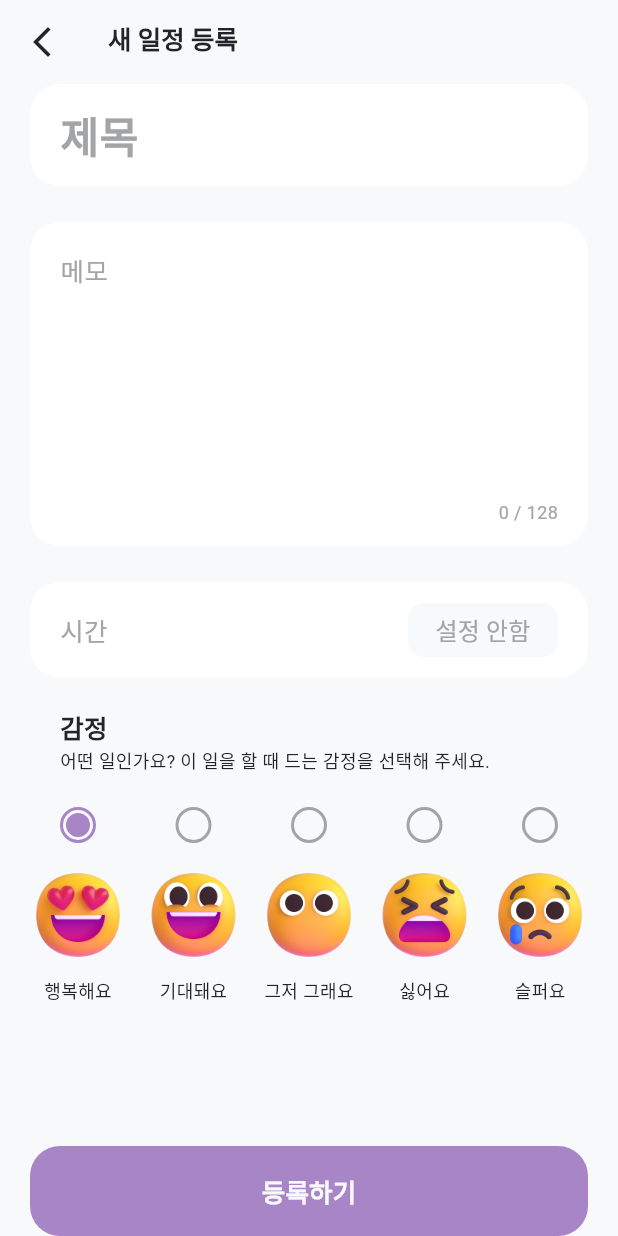
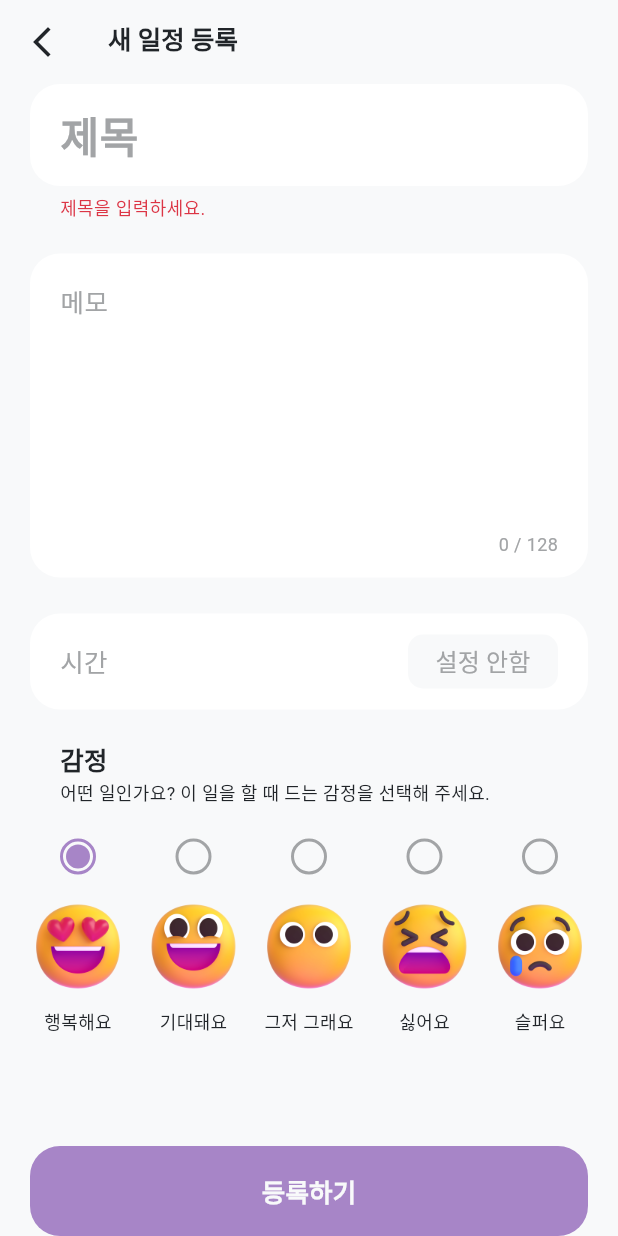
Before and after one commit to wonhj12/chagok, a Flutter app: the TodoAddView screen opened by its route, after a tap on "등록하기", on a phone screen of 412 x 824 dp. Run offline on Flutter 3.47's test engine with Material 3 defaults, Android fonts, the phone set to English and light mode, and no system bars; our stand-ins replace dotted_line, flutter_dotenv, flutter_svg, go_router, google_sign_in, supabase_flutter and 1 more; missing offline and left inert: day_night_time_picker, kakao_flutter_sdk; accounts and stored records are empty; Roboto replaces fonts that are missing (Pretendard); project files that could hold a hidden picture were left out.

Commit message:
feat: 제목 validator 추가 - TextFormField -> TextField 변경

```diff
--- a/lib/view_models/todo_add_view_model.dart
+++ b/lib/view_models/todo_add_view_model.dart
@@ -16,6 +16,8 @@ class TodoAddViewModel with ChangeNotifier {
   /// 페이지 로딩 상태
   bool isLoading = false;
 
+  String? titleErrorText;
+
   /// AppBar 타이틀 텍스트
   String titleText() => todoModel.selectedTodo == null ? '새 일정 등록' : '일정 확인';
 
@@ -30,8 +32,14 @@ class TodoAddViewModel with ChangeNotifier {
     }
   }
 
-  /// 텍스트 수정
-  void onChangedText() {
+  /// 제목 텍스트 수정
+  void onChangedTitleText() {
+    titleErrorText = null;
+    notifyListeners();
+  }
+
+  /// 메모 텍스트 수정
+  void onChangedMemoText() {
     notifyListeners();
   }
 
@@ -96,6 +104,9 @@ class TodoAddViewModel with ChangeNotifier {
 
   /// 일정 등록
   void onPressedAddBtn() async {
+    if (todoModel.title.text.trim().isNotEmpty) {
+      // 필수 항목(제목)이 모두 입력 됐으면 진행
+      titleErrorText = null;
       isLoading = true;
       notifyListeners();
 
@@ -157,5 +168,9 @@ class TodoAddViewModel with ChangeNotifier {
       notifyListeners();
 
       context.pop();
+    } else {
+      titleErrorText = '제목을 입력하세요.';
+      notifyListeners();
     }
   }
+}
--- a/lib/views/todo_add_view.dart
+++ b/lib/views/todo_add_view.dart
@@ -29,7 +29,7 @@ class TodoAddView extends StatelessWidget {
               borderRadius: BorderRadius.circular(20),
             ),
             child: Center(
-              child: TextFormField(
+              child: TextField(
                 controller: todoAddViewModel.todoModel.title,
                 style: Palette.title,
                 scrollPhysics: const NeverScrollableScrollPhysics(),
@@ -45,10 +45,20 @@ class TodoAddView extends StatelessWidget {
                 maxLength: 12,
                 keyboardType: TextInputType.text,
                 textInputAction: TextInputAction.next,
-                onChanged: (_) => todoAddViewModel.onChangedText(),
+                onChanged: (_) => todoAddViewModel.onChangedTitleText(),
               ),
             ),
           ),
+
+          // 에러 텍스트
+          if (todoAddViewModel.titleErrorText != null)
+            Padding(
+              padding: const EdgeInsets.only(left: 20, top: 8),
+              child: Text(
+                todoAddViewModel.titleErrorText!,
+                style: Palette.caption.copyWith(color: Palette.error),
+              ),
+            ),
           const SizedBox(height: 24),
 
           // 메모
@@ -58,7 +68,7 @@ class TodoAddView extends StatelessWidget {
               color: Palette.container,
               borderRadius: BorderRadius.circular(20),
             ),
-            child: TextFormField(
+            child: TextField(
               controller: todoAddViewModel.todoModel.memo,
               style: Palette.body,
               scrollPhysics: const NeverScrollableScrollPhysics(),
@@ -92,7 +102,7 @@ class TodoAddView extends StatelessWidget {
                   ),
                 );
               },
-              onChanged: (_) => todoAddViewModel.onChangedText(),
+              onChanged: (_) => todoAddViewModel.onChangedMemoText(),
             ),
           ),
           const SizedBox(height: 24),
```
Lines whose indentation alone changed are shown as unchanged.
